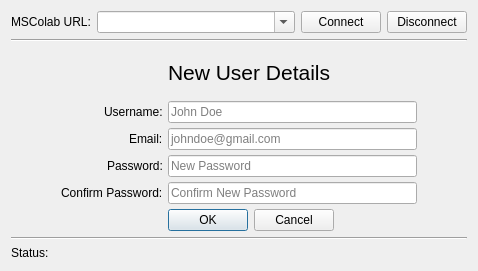
The window that mslib/msui/ui/ui_mscolab_connect_dialog.ui (Open-MSS/MSS) describes before a commit, drawn with Qt 5.
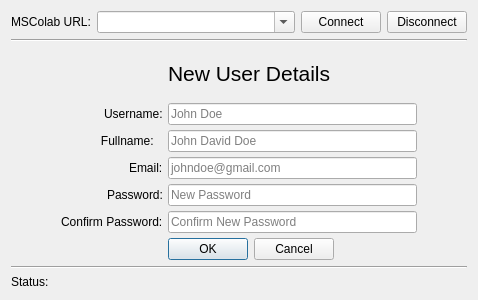
The same window after the commit. The open tabs and pages were chosen to show the change.

Commit message: Added fullname update functionality

The edit to the form file:
```diff
--- a/mslib/msui/ui/ui_mscolab_connect_dialog.ui
+++ b/mslib/msui/ui/ui_mscolab_connect_dialog.ui
@@ -7,7 +7,7 @@
     <x>0</x>
     <y>0</y>
     <width>478</width>
-    <height>271</height>
+    <height>300</height>
    </rect>
   </property>
   <property name="windowTitle">
@@ -15,7 +15,7 @@
   </property>
   <layout class="QGridLayout" name="gridLayout_4">
    <item row="0" column="0">
-    <layout class="QHBoxLayout" name="horizontalLayout_2" stretch="0,1,0">
+    <layout class="QHBoxLayout" name="horizontalLayout_2" stretch="0,1,0,0">
      <item>
       <widget class="QLabel" name="urlLabel">
        <property name="text">
@@ -68,7 +68,7 @@
    <item row="2" column="0">
     <widget class="QStackedWidget" name="stackedWidget">
      <property name="currentIndex">
-      <number>3</number>
+      <number>1</number>
      </property>
      <widget class="QWidget" name="loginPage">
       <layout class="QGridLayout" name="gridLayout_3">
@@ -175,24 +175,10 @@
        <property name="spacing">
         <number>5</number>
        </property>
-       <item row="1" column="1">
-        <widget class="QLineEdit" name="newUsernameLe">
-         <property name="placeholderText">
-          <string>John Doe</string>
-         </property>
-        </widget>
-       </item>
        <item row="3" column="0" alignment="Qt::AlignRight">
-        <widget class="QLabel" name="newPasswordLabel">
+        <widget class="QLabel" name="newEmailLabel">
          <property name="text">
-          <string>Password:</string>
-         </property>
-        </widget>
-       </item>
-       <item row="4" column="0" alignment="Qt::AlignRight">
-        <widget class="QLabel" name="newConfirmPasswordLabel">
-         <property name="text">
-          <string>Confirm Password:</string>
+          <string>Email:</string>
          </property>
         </widget>
        </item>
@@ -208,37 +194,31 @@
          </property>
         </widget>
        </item>
-       <item row="2" column="1">
+       <item row="5" column="0" alignment="Qt::AlignRight">
+        <widget class="QLabel" name="newConfirmPasswordLabel">
+         <property name="text">
+          <string>Confirm Password:</string>
+         </property>
+        </widget>
+       </item>
+       <item row="4" column="0" alignment="Qt::AlignRight">
+        <widget class="QLabel" name="newPasswordLabel">
+         <property name="text">
+          <string>Password:</string>
+         </property>
+        </widget>
+       </item>
+       <item row="3" column="1">
         <widget class="QLineEdit" name="newEmailLe">
          <property name="placeholderText">
           <string>johndoe@gmail.com</string>
          </property>
         </widget>
        </item>
-       <item row="2" column="0" alignment="Qt::AlignRight">
-        <widget class="QLabel" name="newEmailLabel">
-         <property name="text">
-          <string>Email:</string>
-         </property>
-        </widget>
-       </item>
-       <item row="5" column="1" alignment="Qt::AlignLeft">
-        <widget class="QDialogButtonBox" name="newUserBb">
-         <property name="layoutDirection">
-          <enum>Qt::LeftToRight</enum>
-         </property>
-         <property name="standardButtons">
-          <set>QDialogButtonBox::Cancel|QDialogButtonBox::Ok</set>
-         </property>
-        </widget>
-       </item>
-       <item row="3" column="1">
-        <widget class="QLineEdit" name="newPasswordLe">
-         <property name="echoMode">
-          <enum>QLineEdit::Password</enum>
-         </property>
+       <item row="1" column="1">
+        <widget class="QLineEdit" name="newUsernameLe">
          <property name="placeholderText">
-          <string>New Password</string>
+          <string>John Doe</string>
          </property>
         </widget>
        </item>
@@ -249,7 +229,7 @@
          </property>
         </widget>
        </item>
-       <item row="4" column="1">
+       <item row="5" column="1">
         <widget class="QLineEdit" name="newConfirmPasswordLe">
          <property name="echoMode">
           <enum>QLineEdit::Password</enum>
@@ -259,6 +239,40 @@
          </property>
         </widget>
        </item>
+       <item row="4" column="1">
+        <widget class="QLineEdit" name="newPasswordLe">
+         <property name="echoMode">
+          <enum>QLineEdit::Password</enum>
+         </property>
+         <property name="placeholderText">
+          <string>New Password</string>
+         </property>
+        </widget>
+       </item>
+       <item row="6" column="1" alignment="Qt::AlignLeft">
+        <widget class="QDialogButtonBox" name="newUserBb">
+         <property name="layoutDirection">
+          <enum>Qt::LeftToRight</enum>
+         </property>
+         <property name="standardButtons">
+          <set>QDialogButtonBox::Cancel|QDialogButtonBox::Ok</set>
+         </property>
+        </widget>
+       </item>
+       <item row="2" column="1">
+        <widget class="QLineEdit" name="fullNameLabel">
+         <property name="placeholderText">
+          <string>John David Doe</string>
+         </property>
+        </widget>
+       </item>
+       <item row="2" column="0">
+        <widget class="QLabel" name="label">
+         <property name="text">
+          <string>            Fullname:</string>
+         </property>
+        </widget>
+       </item>
       </layout>
      </widget>
      <widget class="QWidget" name="httpAuthPage">
```
The commit also changes 11 other files.
